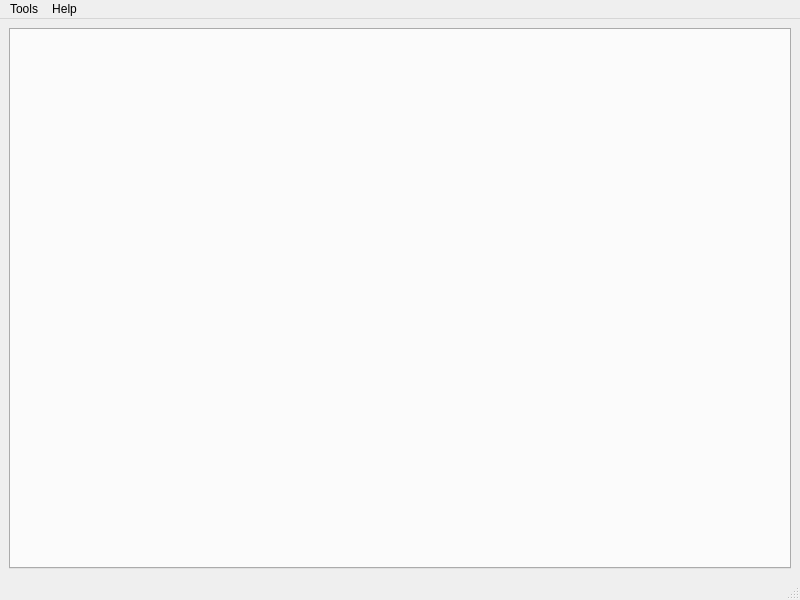
The window that mt32emu_qt/src/MainWindow.ui (Stino/munt) describes before a commit, drawn with Qt 5.
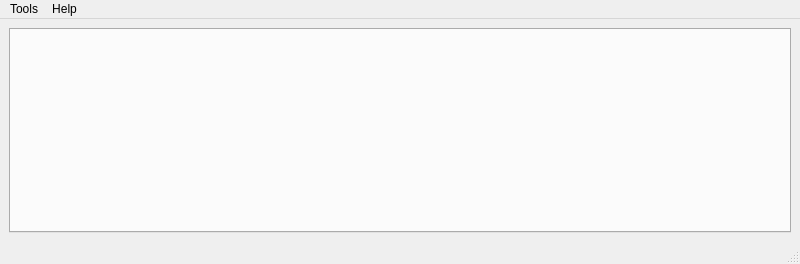
The same window after the commit. Icons and pictures are not drawn.

Commit message: - FrontPanel turned to small modest LCD - Slightly optimized images - MainWindow shrinked in height a little - Emu mode is now showed right above the LCD

```diff
--- a/mt32emu_qt/src/MainWindow.ui
+++ b/mt32emu_qt/src/MainWindow.ui
@@ -7,7 +7,7 @@
     <x>0</x>
     <y>0</y>
     <width>800</width>
-    <height>600</height>
+    <height>264</height>
    </rect>
   </property>
   <property name="windowTitle">
```
The commit also changes 15 other files.
